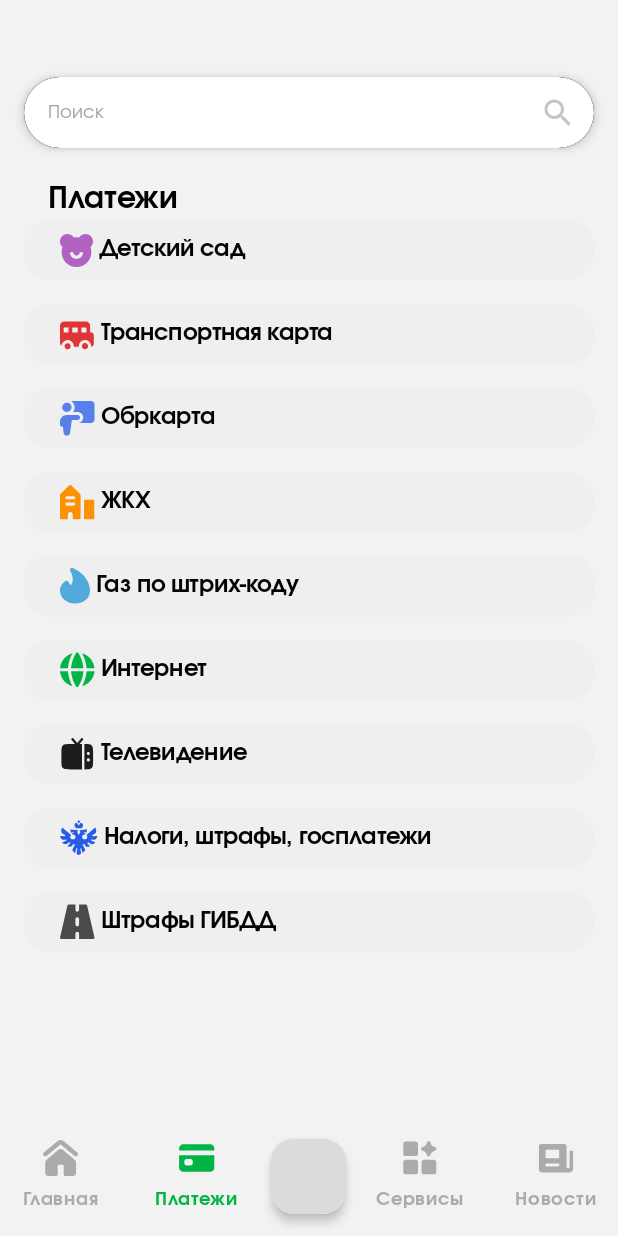
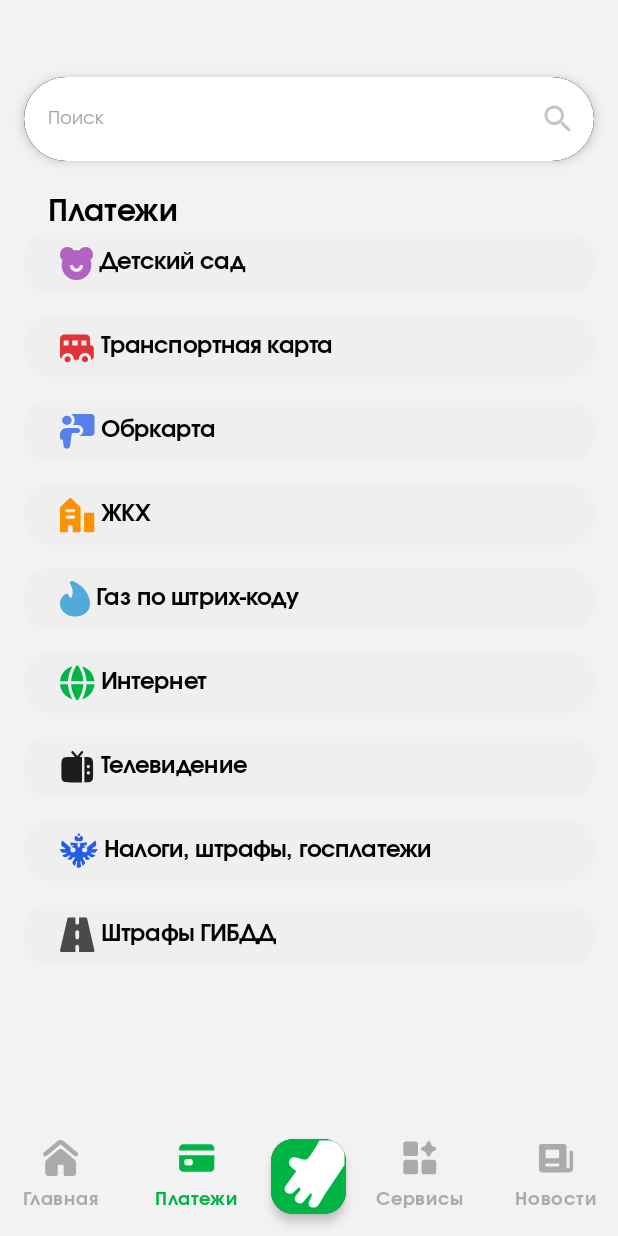
Before and after one commit to GP-Hacks/android-app, an Android app built with Jetpack Compose: the composable TatarstanResidentCardNavHost shown on its own in the app's theme, item 2 of the bottom bar chosen, on a phone screen of 412 x 824 dp. Run offline under Robolectric (Android 15) with nearby library versions, the phone set to English and light mode, and no system bars; our stand-ins replace Dagger/Hilt's generated code; libraries missing offline, so code that uses them is left out: com.skydoves.cloudy, dev.chrisbanes.haze.

Commit message:
add chat bot navigation, tickets in places and fix bugs

```diff
--- a/app/src/main/java/com/example/tatarstanresidentcard/navigation/TatarstanResidentCardNavHost.kt
+++ b/app/src/main/java/com/example/tatarstanresidentcard/navigation/TatarstanResidentCardNavHost.kt
@@ -3,10 +3,16 @@ package com.example.tatarstanresidentcard.navigation
 import android.util.Log
 import androidx.compose.animation.EnterTransition
 import androidx.compose.animation.ExitTransition
+import androidx.compose.foundation.Image
+import androidx.compose.foundation.clickable
+import androidx.compose.foundation.layout.fillMaxSize
 import androidx.compose.foundation.layout.padding
 import androidx.compose.foundation.layout.size
 import androidx.compose.foundation.shape.RoundedCornerShape
 import androidx.compose.material3.ButtonDefaults
+import androidx.compose.material3.Card
+import androidx.compose.material3.CardDefaults
+import androidx.compose.material3.CardElevation
 import androidx.compose.material3.ElevatedButton
 import androidx.compose.material3.Icon
 import androidx.compose.material3.NavigationBar
@@ -95,9 +101,38 @@ fun TatarstanResidentCardNavHost(
             popExitTransition = { ExitTransition.None },
             popEnterTransition = { EnterTransition.None}
         ) {
-            chatBotScreen {
-                navController.popBackStack()
-            }
+            chatBotScreen(
+                navigateToVotes = {
+                    navController.navigateToVotes()
+                },
+                navigateToServices = {
+                    navController.navigateToServices()
+                },
+                navigateToPayments = {
+                    navController.navigateToPayments()
+                },
+                navigateToNews = {
+                    navController.navigateToNews()
+                },
+                navigateToHome = {
+                    navController.navigateToHome()
+                },
+                navigateToPlaces = {
+                    navController.navigateToPlaces()
+                },
+                navigateToStocks = {
+                    navController.navigateToStocks()
+                },
+                navigateToPortalCare = {
+                    navController.navigateToPortalCare()
+                },
+                navigateToCharity = {
+                    navController.navigateToCharity()
+                },
+                onBack = {
+                    navController.popBackStack()
+                }
+            )
             homeScreen {
                 navController.navigateToAuth()
             }
@@ -188,17 +223,27 @@ fun BottomNavigationBar(
             ),
             icon = { Icon(painter = painterResource(id = R.drawable.payments_icon), contentDescription = null) }
         )
-        ElevatedButton(
-            modifier = Modifier.size(50.dp),
-            onClick = { navController.navigateToChatBot() },
+//        ElevatedButton(
+//            modifier = Modifier.size(50.dp),
+//            onClick = { navController.navigateToChatBot() },
+//            shape = RoundedCornerShape(15.dp),
+//            elevation = ButtonDefaults.buttonElevation(4.dp),
+//            colors = ButtonDefaults.elevatedButtonColors(
+//                containerColor = mColors.primary
+//            )
+//        ) {
+//            Image(painter = painterResource(id = R.drawable.chat_bot_icon), contentDescription = null, modifier = Modifier.fillMaxSize())
+//        }
+        Card(
+            modifier = Modifier
+                .size(50.dp)
+                .clickable {
+                    navController.navigateToChatBot()
+                },
             shape = RoundedCornerShape(15.dp),
-            elevation = ButtonDefaults.buttonElevation(4.dp),
-            colors = ButtonDefaults.elevatedButtonColors(
-                containerColor = mColors.onSecondary,
-                contentColor = Color.Transparent
-            )
+            elevation = CardDefaults.elevatedCardElevation(4.dp)
         ) {
-            Icon(painter = painterResource(id = R.drawable.stocks_icon), contentDescription = null)
+            Image(painter = painterResource(id = R.drawable.chat_bot_icon), contentDescription = null, modifier = Modifier.fillMaxSize())
         }
         NavigationBarItem(
             selected = currentRoute is Services,
@@ -242,3 +287,16 @@ fun BottomNavigationBar(
         )
     }
 }
+
+/*
+Ты будешь подсказывать пользователю название код если ему понадабится информация, которая в нем находится. Ты обязан выдавать ответ с кодом раздела если требующаяся информация пользователю там находится. Вот список разделов, до тире идет тег, а после тире описание:
+1) код - [|charity|], название - Благотворительность, слоган - вкладывайтесь в добро, описание - это один из сервисов, в нем люди могут пожертвовать свои деньги на помощь людям, животным или организациям. В нем есть поиск, фильтр по категориям и список того, куда можно пожертвовать. Пожертвовать можно только если пользователь авторизован
+2) код - [|home|], название - Главная, описание - главная страница, на ней особо ничего нет, только кнопки для навигации в другие разделы
+3) код - [|news|], название - Новости, описание - страница со списком новостей
+4) код - [|payments|], название - Платежи, описание - страница где собраны различные категории платежей: Детский сад, Транспортная карта, Обркарта, ЖКХ, Газ по штрих-коду, Интернет, Телевидение, Налоги, Штрафы, Госплатежи, Штрафы гибдд
+5) код - [|places|], название - Татарстан. Места, описание - сервис, который предоставляет список мест для посещения в татарстане, в нем есть поиск, фильтры по категориям, карта мест, список купленных билетов. В нем можно покупать билеты на места посещения. За 15 минут до мероприятия на которое куплен билет приходит пуш уведомление с напоминанием
+6) код - [|portal_care|], название - Портал забота.
+7) код - [|services|], название - Сервисы, это экран на котором собраны все сервисы: Благотворительность, Портал забота, Татарстан Места, Читательский билет, Голос, Акции, Секции
+8) код - [|stocks|], название - Акции, это сервис, который показывает пользователю акции от партнеров, в нем есть фильтры по категориям и поиск
+9) код - [|votes|], название - Голос, это сервис, который позволяет пользователю голосовать за проекты, оценивать их и голосовать за варинты развития
+ */
--- /dev/null
+++ b/app/src/main/res/drawable/chat_bot_icon.xml
@@ -0,0 +1,21 @@
+<vector xmlns:android="http://schemas.android.com/apk/res/android"
+    android:width="50dp"
+    android:height="50dp"
+    android:viewportWidth="50"
+    android:viewportHeight="50">
+  <group>
+    <clip-path
+        android:pathData="M0,0h50v50h-50z"/>
+    <path
+        android:pathData="M0,0h50v50h-50z"
+        android:fillColor="#00B545"/>
+    <path
+        android:pathData="M39.252,-11.895C39.252,-11.895 26.156,13.791 23.374,13.744C20.593,13.697 18.713,12.8 18.713,12.8C18.713,12.8 15,11.545 13.743,12.5C12.487,13.455 12.211,14.228 12,15.614C11.789,17 12.938,18.046 13.743,18.973C14.952,20.364 16.883,20.959 16.809,21.371C16.735,21.783 11.87,28.302 10.429,30.347C8.987,32.392 9.002,32.752 9.044,33.722C9.087,34.692 10.557,36.165 11.495,36.401C12.434,36.638 13.257,36.671 14.243,36.192C15.229,35.713 18.456,32.392 18.456,32.392C18.456,32.392 19.584,32.406 19.652,33.324C19.719,34.242 17.081,36.939 16.519,37.859C15.957,38.779 15.526,39.574 16.012,40.66C16.498,41.747 17.201,42.497 18.423,42.833C19.346,43.087 20.677,42.8 20.867,42.644C21.056,42.488 26.066,36.422 26.066,36.422C26.066,36.422 27.585,36.172 27.234,37.515C26.883,38.865 25.229,42.025 25.229,42.025C25.229,42.025 24.797,43.962 25.692,44.806C26.588,45.65 28.474,45.734 28.474,45.734C28.474,45.734 30.353,45.837 31.865,43.697C33.378,41.558 35.181,38.075 35.181,38.075L50.129,15.614L56.692,5.571L60,0.881L41.129,-15"
+        android:fillColor="#ffffff"/>
+  </group>
+  <path
+      android:strokeWidth="1"
+      android:pathData="M0.5,0.5h49v49h-49z"
+      android:fillColor="#00000000"
+      android:strokeColor="#00B545"/>
+</vector>
--- a/core/data/src/main/java/com/example/data/ApiRoutes.kt
+++ b/core/data/src/main/java/com/example/data/ApiRoutes.kt
@@ -10,6 +10,7 @@ object KdtApiRoutes {
     const val PLACES = "$BASE/places"
     const val PLACES_BUY = "$PLACES/buy"
     const val PLACES_CATEGORIES = "$PLACES/categories"
+    const val PLACES_TICKETS = "$PLACES/tickets"
 
     private const val USER = "$BASE/user"
     const val USER_TOKEN = "$USER/token"
--- a/core/domain/src/main/java/com/example/domain/repository/ApiRepository.kt
+++ b/core/domain/src/main/java/com/example/domain/repository/ApiRepository.kt
@@ -9,10 +9,13 @@ import com.example.domain.model.NewsModel
 import com.example.domain.model.PartnersCategoryModel
 import com.example.domain.model.PartnersModel
 import com.example.domain.model.PlaceModel
+import com.example.domain.model.PlaceTicketModel
 import com.example.domain.model.VoteModel
 import kotlinx.coroutines.flow.Flow
 
 interface ApiRepository {
+
+    fun getPlacesTickets(): Flow<ResultModel<List<PlaceTicketModel>>>
 
     fun getVotes(category: String): Flow<ResultModel<List<VoteModel>>>
 
--- a/feature/chat_bot/src/main/java/com/example/chat_bot/components/ChatBotTopBar.kt
+++ b/feature/chat_bot/src/main/java/com/example/chat_bot/components/ChatBotTopBar.kt
@@ -46,14 +46,18 @@ fun ChatBotTopBar(
             Text(text = title, color = Color.Black, fontWeight = FontWeight.Medium, fontSize = 20.sp, fontFamily = evolentaFamily)
         },
         actions = {
+            Row(
+                verticalAlignment = Alignment.CenterVertically
+            ) {
                 Image(
                     painter = painterResource(id = R.drawable.chat_bot_avatar),
                     contentDescription = null,
                     modifier = Modifier
-                    .size(38.dp)
+                        .size(45.dp)
                         .clip(CircleShape)
                 )
                 Spacer(modifier = Modifier.width(16.dp))
+            }
         },
         modifier = modifier,
         navigationIcon = {
--- a/feature/chat_bot/src/main/java/com/example/chat_bot/components/MessageTextField.kt
+++ b/feature/chat_bot/src/main/java/com/example/chat_bot/components/MessageTextField.kt
@@ -48,8 +48,8 @@ fun MessageTextField(
         TextField(
             maxLines = 6,
             modifier = Modifier
-                .fillMaxWidth()
-                .height(47.dp),
+                .fillMaxWidth(),
+//                .height(47.dp),
             colors = TextFieldDefaults
                 .colors(
                     focusedContainerColor = mColors.surface,
--- a/feature/chat_bot/src/main/java/com/example/chat_bot/navigation/ChatBotNavigation.kt
+++ b/feature/chat_bot/src/main/java/com/example/chat_bot/navigation/ChatBotNavigation.kt
@@ -21,6 +21,15 @@ fun NavController.navigateToChatBot(
 ) = navigate(ChatBot, navOptions)
 
 fun NavGraphBuilder.chatBotScreen(
+    navigateToCharity: () -> Unit,
+    navigateToHome: () -> Unit,
+    navigateToNews: () -> Unit,
+    navigateToPayments: () -> Unit,
+    navigateToPlaces: () -> Unit,
+    navigateToPortalCare: () -> Unit,
+    navigateToServices: () -> Unit,
+    navigateToStocks: () -> Unit,
+    navigateToVotes: () -> Unit,
     onBack: () -> Unit
 ) = composable<ChatBot>(
     enterTransition = {
@@ -40,7 +49,15 @@ fun NavGraphBuilder.chatBotScreen(
         ) + fadeOut()
     },
 ) {
-    ChatBotRoute {
-        onBack()
-    }
+    ChatBotRoute(
+        onBack = onBack,
+        navigateToCharity = navigateToCharity,
+        navigateToHome = navigateToHome,
+        navigateToNews = navigateToNews,
+        navigateToPayments = navigateToPayments,
+        navigateToPlaces = navigateToPlaces,
+        navigateToPortalCare = navigateToPortalCare,
+        navigateToServices = navigateToServices,
+        navigateToStocks = navigateToStocks,
+        navigateToVotes = navigateToVotes)
 }
--- a/feature/payments/src/main/java/com/example/payments/components/SearchTextField.kt
+++ b/feature/payments/src/main/java/com/example/payments/components/SearchTextField.kt
@@ -35,10 +35,11 @@ fun SearchTextField(
         shape = RoundedCornerShape(30.dp)
     ) {
         TextField(
-            maxLines = 6,
+            maxLines = 1,
             modifier = Modifier
-                .fillMaxWidth()
-                .height(47.dp),
+                .fillMaxWidth(),
+            singleLine = true,
+//                .height(50.dp),
             colors = TextFieldDefaults
                 .colors(
                     focusedContainerColor = mColors.surface,
--- a/feature/places/src/main/java/com/example/places/components/FullInfoPlaceDialog.kt
+++ b/feature/places/src/main/java/com/example/places/components/FullInfoPlaceDialog.kt
@@ -208,7 +208,8 @@ fun InfoPage(
                             fontSize = 10.sp,
                             textAlign = TextAlign.End, fontFamily = evolentaFamily
                         )
-                        Spacer(modifier = Modifier.weight(1f))
+                    }
+                    Spacer(modifier = Modifier.height(8.dp))
                     Box(
                         modifier = Modifier
                             .background(Color(0xFF00B545).copy(0.19f), RoundedCornerShape(7.dp))
@@ -220,7 +221,6 @@ fun InfoPage(
                             fontWeight = FontWeight.Bold,
                             color = Color(0xFF00B545), fontFamily = evolentaFamily
                         )
-                        }
                     }
 
                     Spacer(modifier = Modifier.height(8.dp))
--- a/feature/votes/src/main/java/com/example/votes/VotesRoute.kt
+++ b/feature/votes/src/main/java/com/example/votes/VotesRoute.kt
@@ -114,7 +114,8 @@ fun VotesRoute(
                 .fillMaxSize()
                 .background(mColors.surface, RoundedCornerShape(topStart = 25.dp, topEnd = 25.dp))
                 .padding(16.dp),
-            horizontalAlignment = Alignment.CenterHorizontally
+            horizontalAlignment = Alignment.CenterHorizontally,
+            state = listState
         ) {
 
             if (listVotes.status == ResultModel.Status.LOADING) {
```
Also changed, not shown: core/data/src/main/java/com/example/data/repository/ApiRepositoryImpl.kt (+19 -0 lines), core/data/src/main/java/com/example/data/response/PlaceTicketResponse.kt (added, +20 -0 lines), core/data/src/main/java/com/example/data/source/remote/ApiRemoteSource.kt (+19 -0 lines), core/domain/src/main/java/com/example/domain/model/PlaceTicketModel.kt (added, +8 -0 lines), core/domain/src/main/java/com/example/domain/usecase/GetPlacesTicketsUseCase.kt (added, +12 -0 lines), feature/chat_bot/src/main/java/com/example/chat_bot/ChatBotRoute.kt (+45 -4 lines), feature/chat_bot/src/main/java/com/example/chat_bot/components/Message.kt (+114 -5 lines), feature/places/src/main/java/com/example/places/PlacesRoute.kt (+34 -3 lines), feature/places/src/main/java/com/example/places/PlacesViewModel.kt (+21 -1 lines), feature/places/src/main/java/com/example/places/components/TicketCard.kt (added, +69 -0 lines). Lines whose indentation alone changed are shown as unchanged.
